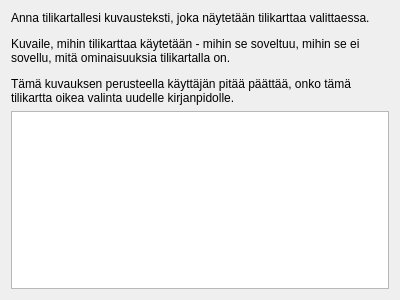
Qt form kitupiikki/ktpvienti/ktpkuvaus.ui (artoh/kitupiikki) before a commit.
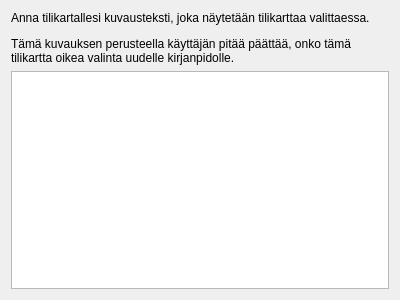
The same form after that commit.

Patch:
```diff
--- a/kitupiikki/ktpvienti/ktpkuvaus.ui
+++ b/kitupiikki/ktpvienti/ktpkuvaus.ui
@@ -17,7 +17,7 @@
    <item>
     <widget class="QLabel" name="label">
      <property name="text">
-      <string>&lt;html&gt;&lt;head/&gt;&lt;body&gt;&lt;p&gt;Anna tilikartallesi kuvausteksti, joka näytetään tilikarttaa valittaessa.&lt;/p&gt;&lt;p&gt;Kuvaile, mihin tilikarttaa käytetään - mihin se soveltuu, mihin se ei sovellu, mitä ominaisuuksia tilikartalla on.&lt;/p&gt;&lt;p&gt;Tämä kuvauksen perusteella käyttäjän pitää päättää, onko tämä tilikartta oikea valinta uudelle kirjanpidolle.&lt;/p&gt;&lt;/body&gt;&lt;/html&gt;</string>
+      <string>&lt;html&gt;&lt;head/&gt;&lt;body&gt;&lt;p&gt;Anna tilikartallesi kuvausteksti, joka näytetään tilikarttaa valittaessa.&lt;/p&gt;&lt;p&gt;Tämä kuvauksen perusteella käyttäjän pitää päättää, onko tämä tilikartta oikea valinta uudelle kirjanpidolle.&lt;/p&gt;&lt;/body&gt;&lt;/html&gt;</string>
      </property>
      <property name="wordWrap">
       <bool>true</bool>
```
